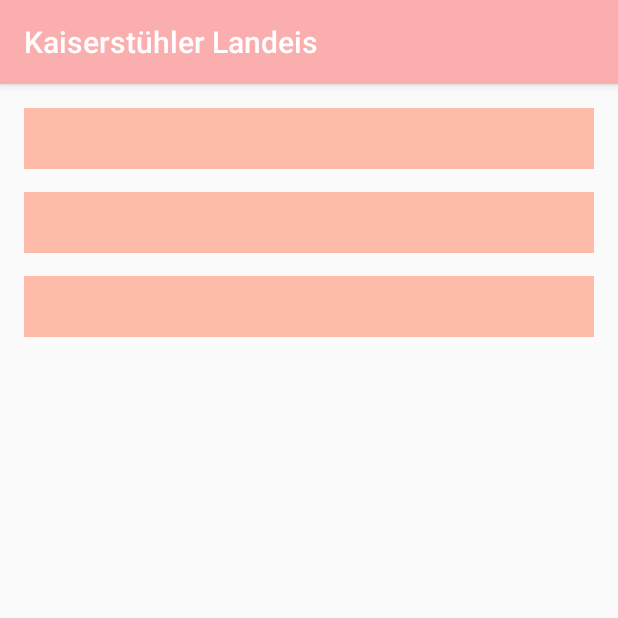
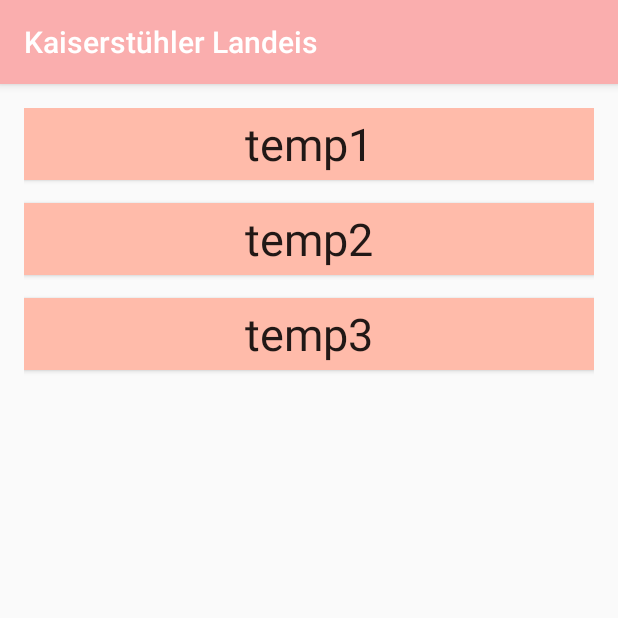
Before and after one commit to jonklep96/KaiserApp, an Android app: the screen it shows after launch (VotingActivity), on a phone screen of 412 x 824 dp, the top half of it. Run offline under Robolectric (Android 15) with nearby library versions, the phone set to English and light mode, and no system bars.

Commit message:
Working Voting System

```diff
--- a/app/src/main/res/layout/activity_voting.xml
+++ b/app/src/main/res/layout/activity_voting.xml
@@ -10,17 +10,20 @@
     android:paddingTop="@dimen/activity_vertical_margin"
     tools:context=".VotingActivity">
 
-    <TextView android:id="@+id/voting_tv1"
+    <Button android:id="@+id/voting_tv1"
         android:layout_width="match_parent"
         android:layout_height="wrap_content"
-        style="@style/VotingButton" />
-    <TextView android:id="@+id/voting_tv2"
+        style="@style/VotingButton"
+        android:text="temp1"/>
+    <Button android:id="@+id/voting_tv2"
         android:layout_width="match_parent"
         android:layout_height="wrap_content"
-        style="@style/VotingButton" />
-    <TextView android:id="@+id/voting_tv3"
+        style="@style/VotingButton"
+        android:text="temp2" />
+    <Button android:id="@+id/voting_tv3"
         android:layout_width="match_parent"
         android:layout_height="wrap_content"
-        style="@style/VotingButton" />
+        style="@style/VotingButton"
+        android:text="temp3" />
 
 </LinearLayout>
```
Also changed, not shown: app/src/main/java/edu/bentley/kaiserapp/VotingActivity.java (+49 -15 lines).
